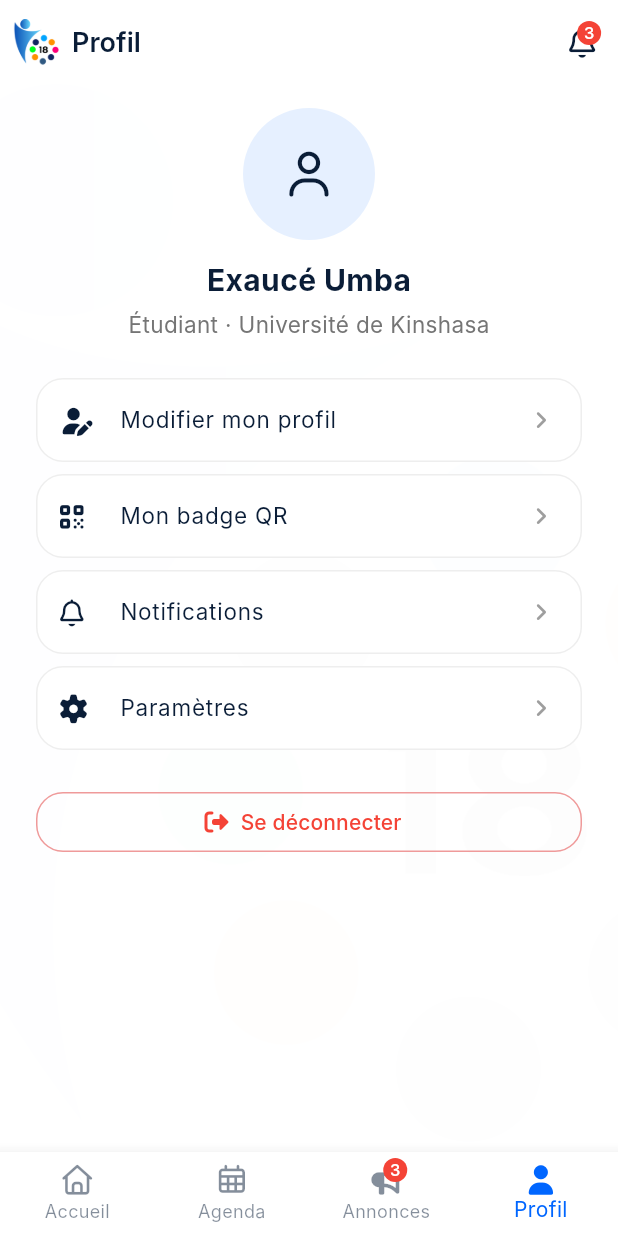
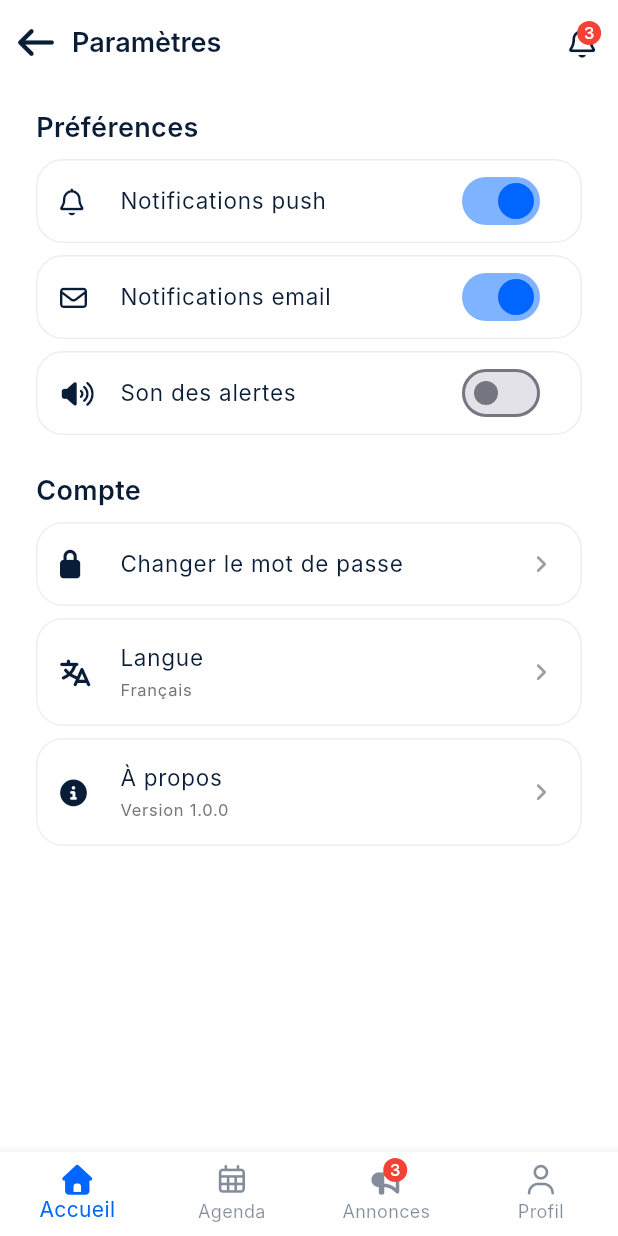
Before and after one commit to exau-umba/ji_mobile, a Flutter app: the ProfileScreen screen opened by its route, after a tap on "Paramètres", on a phone screen of 412 x 824 dp. Run offline on Flutter 3.47's test engine with Material 3 defaults, Android fonts, the phone set to English and light mode, and no system bars; our stand-ins replace bloc, equatable, flutter_bloc, font_awesome_flutter, go_router, lottie; Roboto replaces fonts that are missing (Inter).

Commit message:
feat: update ProfileScreen interactions and add AboutScreen and SettingsScreen for enhanced user experience

```diff
--- a/lib/src/features/profile/presentation/screens/profile_screen.dart
+++ b/lib/src/features/profile/presentation/screens/profile_screen.dart
@@ -14,7 +14,7 @@
       children: [
         Positioned.fill(
           child: Opacity(
-            opacity: 0.08,
+            opacity: 0.8,
             child: Image.asset(
               'assets/icon/JI_MINI_LOGO.png',
               fit: BoxFit.cover,
@@ -58,7 +58,7 @@
             _ProfileTile(
               icon: FontAwesomeIcons.userPen,
               title: 'Modifier mon profil',
-              onTap: () {},
+              onTap: () => context.pushNamed('profile-edit'),
             ),
             _ProfileTile(
               icon: FontAwesomeIcons.qrcode,
@@ -73,7 +73,7 @@
             _ProfileTile(
               icon: FontAwesomeIcons.gear,
               title: 'Paramètres',
-              onTap: () {},
+              onTap: () => context.pushNamed('settings'),
             ),
             const SizedBox(height: kSpaceL),
             OutlinedButton.icon(
--- /dev/null
+++ b/lib/src/features/settings/presentation/screens/settings_screen.dart
@@ -0,0 +1,170 @@
+import 'package:flutter/material.dart';
+import 'package:font_awesome_flutter/font_awesome_flutter.dart';
+import 'package:go_router/go_router.dart';
+
+import '../../../../core/theme/app_design.dart';
+import '../../../../core/theme/app_theme.dart';
+
+class SettingsScreen extends StatefulWidget {
+  const SettingsScreen({super.key});
+
+  @override
+  State<SettingsScreen> createState() => _SettingsScreenState();
+}
+
+class _SettingsScreenState extends State<SettingsScreen> {
+  bool _pushEnabled = true;
+  bool _emailEnabled = true;
+  bool _soundEnabled = false;
+  String _selectedLanguage = 'Français';
+
+  @override
+  Widget build(BuildContext context) {
+    return ListView(
+      padding: AppInsets.screen.copyWith(top: kSpaceL, bottom: kSpaceXL),
+      children: [
+        _sectionTitle('Préférences'),
+        _switchTile(
+          icon: FontAwesomeIcons.bell,
+          title: 'Notifications push',
+          value: _pushEnabled,
+          onChanged: (value) => setState(() => _pushEnabled = value),
+        ),
+        _switchTile(
+          icon: FontAwesomeIcons.envelope,
+          title: 'Notifications email',
+          value: _emailEnabled,
+          onChanged: (value) => setState(() => _emailEnabled = value),
+        ),
+        _switchTile(
+          icon: FontAwesomeIcons.volumeHigh,
+          title: 'Son des alertes',
+          value: _soundEnabled,
+          onChanged: (value) => setState(() => _soundEnabled = value),
+        ),
+        const SizedBox(height: kSpaceL),
+        _sectionTitle('Compte'),
+        _actionTile(
+          icon: FontAwesomeIcons.lock,
+          title: 'Changer le mot de passe',
+          onTap: () => context.pushNamed('settings-change-password'),
+        ),
+        _actionTile(
+          icon: FontAwesomeIcons.language,
+          title: 'Langue',
+          subtitle: _selectedLanguage,
+          onTap: _showLanguageDialog,
+        ),
+        _actionTile(
+          icon: FontAwesomeIcons.circleInfo,
+          title: 'À propos',
+          subtitle: 'Version 1.0.0',
+          onTap: () => context.pushNamed('settings-about'),
+        ),
+      ],
+    );
+  }
+
+  Widget _sectionTitle(String text) {
+    return Padding(
+      padding: const EdgeInsets.only(bottom: kSpaceS),
+      child: Text(
+        text,
+        style: AppTextStyles.titleMedium.copyWith(color: jiPrimary),
+      ),
+    );
+  }
+
+  Widget _switchTile({
+    required IconData icon,
+    required String title,
+    required bool value,
+    required ValueChanged<bool> onChanged,
+  }) {
+    return Card(
+      margin: const EdgeInsets.only(bottom: kSpaceS),
+      elevation: 0,
+      color: Colors.white,
+      shape: RoundedRectangleBorder(
+        borderRadius: BorderRadius.circular(kRadiusL),
+        side: BorderSide(color: Colors.grey.shade200),
+      ),
+      child: ListTile(
+        leading: FaIcon(icon, color: jiPrimary, size: 18),
+        title: Text(
+          title,
+          style: AppTextStyles.bodyMedium.copyWith(color: jiPrimary),
+        ),
+        trailing: Switch(
+          value: value,
+          onChanged: onChanged,
+          activeColor: jiSecondary,
+        ),
+      ),
+    );
+  }
+
+  Widget _actionTile({
+    required IconData icon,
+    required String title,
+    String? subtitle,
+    required VoidCallback onTap,
+  }) {
+    return Card(
+      margin: const EdgeInsets.only(bottom: kSpaceS),
+      elevation: 0,
+      color: Colors.white,
+      shape: RoundedRectangleBorder(
+        borderRadius: BorderRadius.circular(kRadiusL),
+        side: BorderSide(color: Colors.grey.shade200),
+      ),
+      child: ListTile(
+        onTap: onTap,
+        leading: FaIcon(icon, color: jiPrimary, size: 18),
+        title: Text(
+          title,
+          style: AppTextStyles.bodyMedium.copyWith(color: jiPrimary),
+        ),
+        subtitle: subtitle == null
+            ? null
+            : Text(
+                subtitle,
+                style: AppTextStyles.caption.copyWith(color: Colors.grey.shade600),
+              ),
+        trailing: const FaIcon(
+          FontAwesomeIcons.angleRight,
+          size: 14,
+          color: Colors.grey,
+        ),
+      ),
+    );
+  }
+
+  void _showLanguageDialog() {
+    final languages = ['Français', 'English', 'Swahili', 'Lingala'];
+    showDialog<void>(
+      context: context,
+      builder: (dialogContext) {
+        return AlertDialog(
+          title: const Text('Choisir la langue'),
+          content: Column(
+            mainAxisSize: MainAxisSize.min,
+            children: languages.map((lang) {
+              return RadioListTile<String>(
+                value: lang,
+                groupValue: _selectedLanguage,
+                activeColor: jiSecondary,
+                title: Text(lang),
+                onChanged: (value) {
+                  if (value == null) return;
+                  setState(() => _selectedLanguage = value);
+                  Navigator.of(dialogContext).pop();
+                },
+              );
+            }).toList(),
+          ),
+        );
+      },
+    );
+  }
+}
```
Also changed, not shown: lib/src/features/settings/presentation/screens/about_screen.dart (added, +107 -0 lines).
